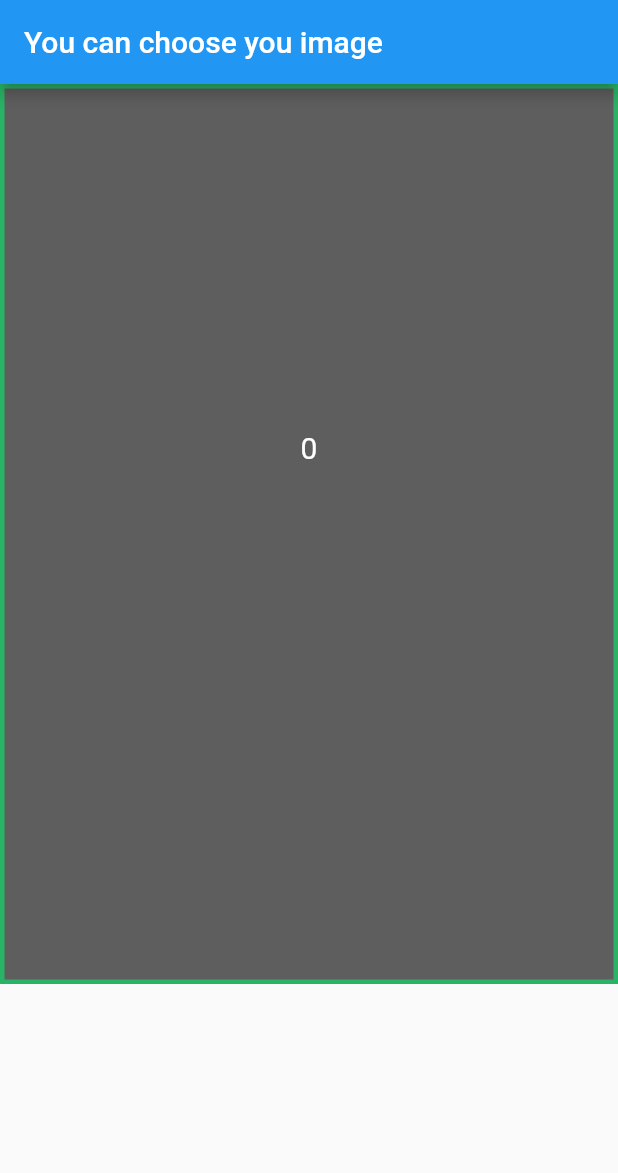
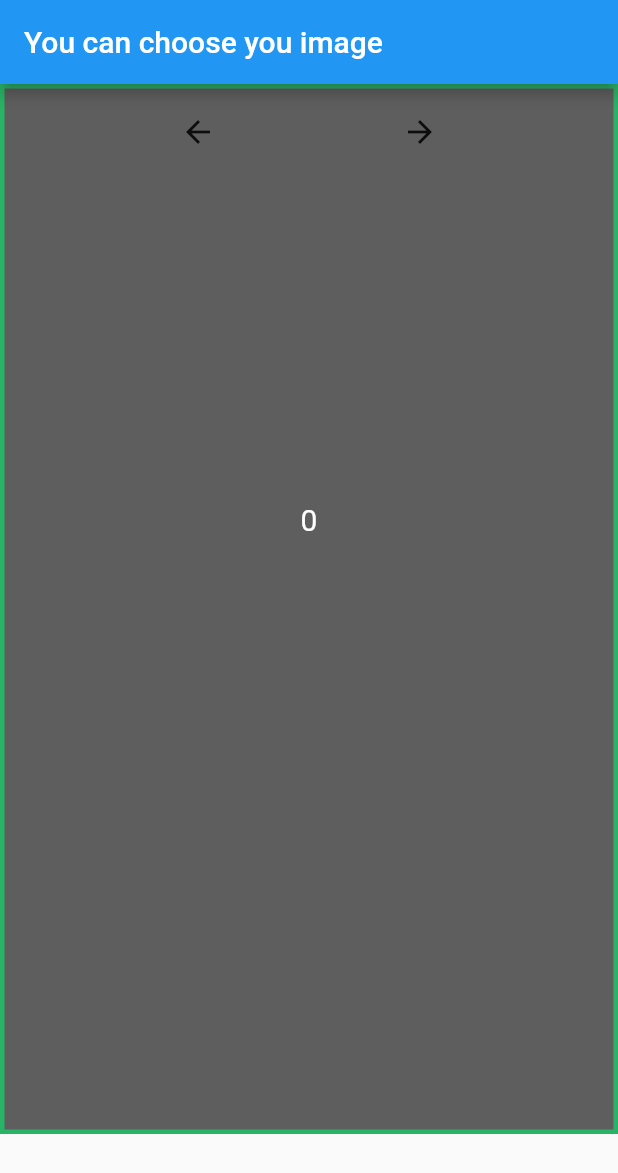
Before and after one commit to hungrykirby/twitterPicuresGUI, a Flutter app: the screen it shows after launch, on a phone screen of 412 x 824 dp. Shown: the top 1173 px of the screen. Run offline on Flutter 3.47's test engine with Material 2 defaults, Android fonts, the phone set to English and light mode, and no system bars; drawn by our look-alikes of carousel_slider; our stand-ins replace flutter_dotenv.

Commit message:
add paging btn (#6)

```diff
--- a/twitter_pictures_gui/lib/main.dart
+++ b/twitter_pictures_gui/lib/main.dart
@@ -77,17 +77,13 @@ class _MyHomePageState extends State<MyHomePage> {
 
   void _incrementImageIndex() {
     setState(() {
-      if (_imageIndex < _imagePaths.length - 1) {
-        _imageIndex++;
-      }
+      _imageIndex = (_imageIndex + 1) % _images.length;
     });
   }
 
   void _decrementImageIndex() {
     setState(() {
-      if (_imageIndex > 0) {
-        _imageIndex--;
-      }
+      _imageIndex = (_imageIndex - 1 + _images.length) % _images.length;
     });
   }
 
@@ -129,7 +125,7 @@ class _MyHomePageState extends State<MyHomePage> {
             File(ipath),
             fit: BoxFit.contain,
             width: 700,
-            height: 500,
+            height: 400,
           ),
         );
 
@@ -197,8 +193,9 @@ class _MyHomePageState extends State<MyHomePage> {
               _lastEventTime = currentTime;
             }
         },
+        child: SingleChildScrollView(
           child: Container(
-          height: 600.0,
+            height: 700.0,
             width: 1000.0,
             padding: const EdgeInsets.all(5.0),
             decoration: BoxDecoration(
@@ -207,6 +204,19 @@ class _MyHomePageState extends State<MyHomePage> {
             ),
             child: Column(
               children: [
+                Row(
+                  mainAxisAlignment: MainAxisAlignment.spaceEvenly,
+                  children: [
+                    IconButton(
+                      icon: Icon(Icons.arrow_back),
+                      onPressed: _decrementImageIndex,
+                    ),
+                    IconButton(
+                      icon: Icon(Icons.arrow_forward),
+                      onPressed: _incrementImageIndex,
+                    ),
+                  ],
+                ),
                 CarouselSlider(
                   items: _images.asMap().entries.map((entry) {
                     final index = entry.key;
@@ -326,6 +336,7 @@ class _MyHomePageState extends State<MyHomePage> {
               ],
             )
           )
+        )
       ),
     );
   }
```
Lines whose indentation alone changed are shown as unchanged.
